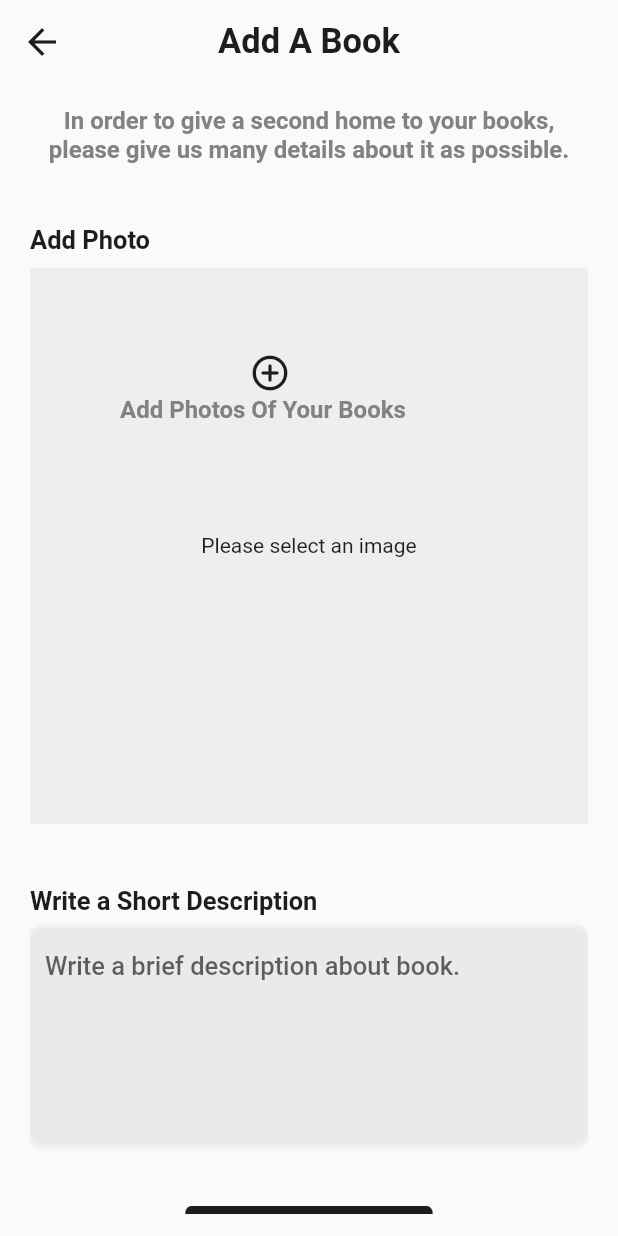
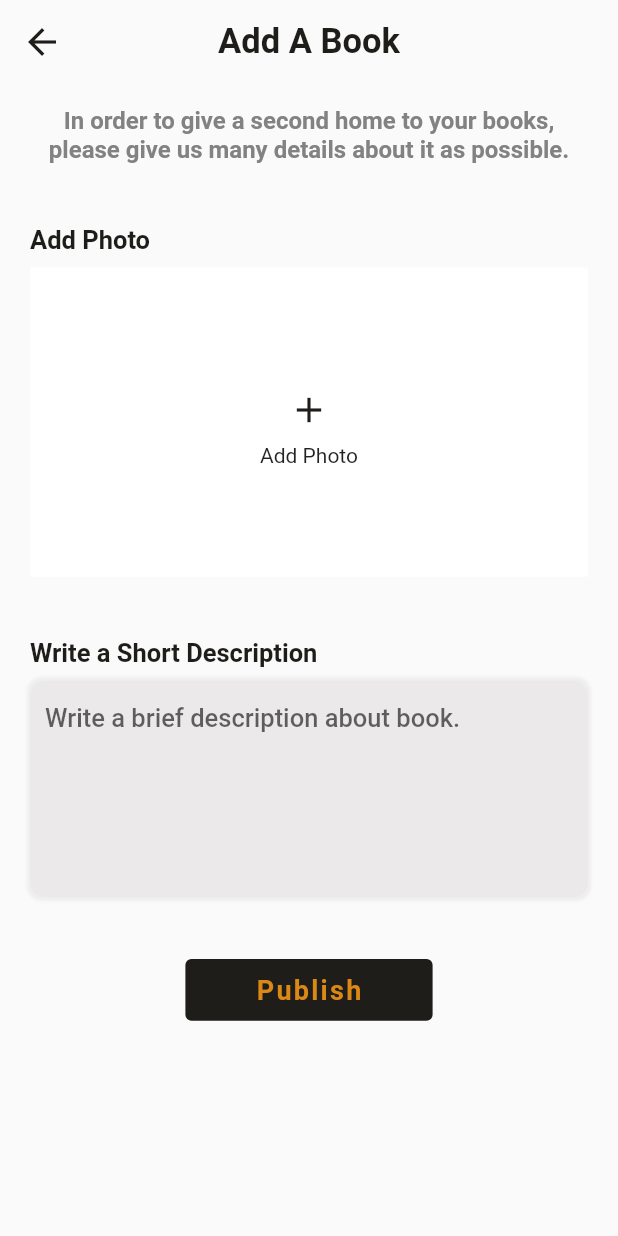
Before and after one commit to Nisa-fatima369/book_app, a Flutter app: the AddBook screen opened by its route, after a tap on "Add Information", after a tap on "Continue", on a phone screen of 412 x 824 dp. Run offline on Flutter 3.47's test engine with Material 2 defaults, Android fonts, the phone set to English and light mode, and no system bars; our stand-ins replace cloud_firestore, dropdown_button2, expandable, firebase_auth, firebase_core, firebase_storage and 9 more; accounts and stored records are empty.

Commit message:
books add done

```diff
--- a/lib/config/routes.dart
+++ b/lib/config/routes.dart
@@ -1,3 +1,4 @@
+import 'package:book_app/models/book_models.dart';
 import 'package:book_app/onboaring_screen/onboarding_screen.dart';
 import 'package:book_app/screens/category.dart';
 import 'package:book_app/screens/chat.dart';
@@ -50,23 +51,17 @@ class Routes {
       case search:
         return MaterialPageRoute<Search>(builder: (context) => const Search());
       case description:
-        return MaterialPageRoute<Description>(
-            builder: (context) => const Description());
+        return MaterialPageRoute<Description>(builder: (context) => const Description());
       case homeScreen:
-        return MaterialPageRoute<HomeScreen>(
-            builder: (context) => const HomeScreen());
+        return MaterialPageRoute<HomeScreen>(builder: (context) => const HomeScreen());
       case onboardingScreen:
-        return MaterialPageRoute<OnBoarding>(
-            builder: (context) => const OnBoarding());
+        return MaterialPageRoute<OnBoarding>(builder: (context) => const OnBoarding());
       case phoneScreen:
-        return MaterialPageRoute<PhoneScreen>(
-            builder: (context) => PhoneScreen());
+        return MaterialPageRoute<PhoneScreen>(builder: (context) => PhoneScreen());
       case recently:
-        return MaterialPageRoute<Recently>(
-            builder: (context) => const Recently());
+        return MaterialPageRoute<Recently>(builder: (context) => const Recently());
       case register:
-        return MaterialPageRoute<Register>(
-            builder: (context) =>  Register());
+        return MaterialPageRoute<Register>(builder: (context) => Register());
       case otp:
         return MaterialPageRoute<Otp>(
           builder: (context) => Otp(
@@ -76,34 +71,28 @@ class Routes {
       case chat:
         return MaterialPageRoute<Chat>(builder: (context) => const Chat());
       case profile:
-        return MaterialPageRoute<Profile>(
-            builder: (context) => const Profile());
+        return MaterialPageRoute<Profile>(builder: (context) => const Profile());
       case swap:
         return MaterialPageRoute<Swap>(builder: (context) => const Swap());
       case categorry:
-        return MaterialPageRoute<Categorry>(
-            builder: (context) => const Categorry());
+        return MaterialPageRoute<Categorry>(builder: (context) => const Categorry());
       case pageVieew:
-        return MaterialPageRoute<PageVieew>(
-            builder: (context) => const PageVieew());
+        return MaterialPageRoute<PageVieew>(builder: (context) => const PageVieew());
       case add:
-        return MaterialPageRoute<AddBook>(
-            builder: (context) => const AddBook());
+        return MaterialPageRoute<AddBook>(builder: (context) => const AddBook());
       case addBookCon:
         return MaterialPageRoute<AddBookContinue>(
-            builder: (context) => const AddBookContinue());
+            builder: (context) => AddBookContinue(
+                  book: settings.arguments as Book,
+                ));
       case messages:
-        return MaterialPageRoute<Messages>(
-            builder: (context) => const Messages());
+        return MaterialPageRoute<Messages>(builder: (context) => const Messages());
       case notification:
-        return MaterialPageRoute<Notifacation>(
-            builder: (context) => const Notifacation());
+        return MaterialPageRoute<Notifacation>(builder: (context) => const Notifacation());
       case setting:
-        return MaterialPageRoute<Settings>(
-            builder: (context) => const Settings());
+        return MaterialPageRoute<Settings>(builder: (context) => const Settings());
       case rateApp:
-        return MaterialPageRoute<RateApp>(
-            builder: (context) => const RateApp());
+        return MaterialPageRoute<RateApp>(builder: (context) => const RateApp());
       default:
         return MaterialPageRoute(
           builder: (context) => PhoneScreen(),
--- /dev/null
+++ b/lib/models/book_models.dart
@@ -0,0 +1,99 @@
+// ignore_for_file: public_member_api_docs, sort_constructors_first
+import 'dart:convert';
+
+class Book {
+  String? title;
+  String? author;
+  String? description;
+  String? imageUrl;
+  String? year;
+  String? purpose;
+  String? category;
+  Book({
+    this.title,
+    this.author,
+    this.description,
+    this.imageUrl,
+    this.year,
+    this.purpose,
+    this.category,
+  });
+
+  Book copyWith({
+    String? title,
+    String? author,
+    String? description,
+    String? imageUrl,
+    String? year,
+    String? purpose,
+    String? category,
+  }) {
+    return Book(
+      title: title ?? this.title,
+      author: author ?? this.author,
+      description: description ?? this.description,
+      imageUrl: imageUrl ?? this.imageUrl,
+      year: year ?? this.year,
+      purpose: purpose ?? this.purpose,
+      category: category ?? this.category,
+    );
+  }
+
+  Map<String, dynamic> toMap() {
+    return <String, dynamic>{
+      'title': title,
+      'author': author,
+      'description': description,
+      'imageUrl': imageUrl,
+      'year': year,
+      'purpose': purpose,
+      'category': category,
+    };
+  }
+
+  factory Book.fromMap(Map<String, dynamic> map) {
+    return Book(
+      title: map['title'] != null ? map['title'] as String : null,
+      author: map['author'] != null ? map['author'] as String : null,
+      description: map['description'] != null ? map['description'] as String : null,
+      imageUrl: map['imageUrl'] != null ? map['imageUrl'] as String : null,
+      year: map['year'] != null ? map['year'] as String : null,
+      purpose: map['purpose'] != null ? map['purpose'] as String : null,
+      category: map['category'] != null ? map['category'] as String : null,
+    );
+  }
+
+  String toJson() => json.encode(toMap());
+
+  factory Book.fromJson(String source) => Book.fromMap(json.decode(source) as Map<String, dynamic>);
+
+  @override
+  String toString() {
+    return 'Book(title: $title, author: $author, description: $description, imageUrl: $imageUrl, year: $year, purpose: $purpose, category: $category)';
+  }
+
+  @override
+  bool operator ==(covariant Book other) {
+    if (identical(this, other)) return true;
+
+    return
+      other.title == title &&
+      other.author == author &&
+      other.description == description &&
+      other.imageUrl == imageUrl &&
+      other.year == year &&
+      other.purpose == purpose &&
+      other.category == category;
+  }
+
+  @override
+  int get hashCode {
+    return title.hashCode ^
+      author.hashCode ^
+      description.hashCode ^
+      imageUrl.hashCode ^
+      year.hashCode ^
+      purpose.hashCode ^
+      category.hashCode;
+  }
+}
--- a/lib/screens/add_book.dart
+++ b/lib/screens/add_book.dart
@@ -1,5 +1,5 @@
 import 'package:book_app/config/routes.dart';
-import 'package:book_app/screens/category.dart';
+import 'package:book_app/models/book_models.dart';
 import 'package:book_app/theme/color.dart';
 import 'package:book_app/util/list_utils.dart';
 import 'package:book_app/widgets/constants.dart';
@@ -16,6 +16,9 @@ class AddBook extends StatefulWidget {
 }
 
 class _AddBookState extends State<AddBook> {
+
+
+
   @override
   Widget build(BuildContext context) {
     Size size = MediaQuery.of(context).size;
@@ -61,7 +64,9 @@ class Card1 extends StatefulWidget {
 }
 
 class _Card1State extends State<Card1> {
-  TextEditingController controller = TextEditingController();
+  TextEditingController controllerTitle = TextEditingController();
+  TextEditingController controllerAuthor = TextEditingController();
+  TextEditingController controllerYear = TextEditingController();
   String? categorry;
   String? purpose;
 
@@ -111,6 +116,8 @@ class _Card1State extends State<Card1> {
                         SizedBox(
                           height: size.height * 0.05,
                           child: TextFormField(
+                            controller: controllerTitle,
+
                             style: Theme.of(context).textTheme.labelLarge,
                             decoration: kWhiteTextField.copyWith(
                               hintText: 'Book title',
@@ -129,6 +136,7 @@ class _Card1State extends State<Card1> {
                         SizedBox(
                           height: size.height * 0.05,
                           child: TextFormField(
+                            controller: controllerAuthor,
                             style: Theme.of(context).textTheme.labelLarge,
                             decoration:
                                 kWhiteTextField.copyWith(hintText: 'Author'),
@@ -146,6 +154,7 @@ class _Card1State extends State<Card1> {
                         SizedBox(
                           height: size.height * 0.05,
                           child: TextFormField(
+                            controller: controllerYear,
                             style: Theme.of(context).textTheme.labelLarge,
                             decoration:
                                 kWhiteTextField.copyWith(hintText: 'Year'),
@@ -183,11 +192,11 @@ class _Card1State extends State<Card1> {
                             },
                             buttonStyleData: ButtonStyleData(
                               height: size.height * 0.05,
-                              padding: EdgeInsets.symmetric(
+                              padding: const EdgeInsets.symmetric(
                                   horizontal: 0, vertical: 0),
                               decoration: BoxDecoration(
                                   borderRadius: BorderRadius.circular(10),
-                                  boxShadow: [
+                                  boxShadow: const [
                                     BoxShadow(
                                       blurRadius: 1,
                                       spreadRadius: 1,
@@ -198,7 +207,7 @@ class _Card1State extends State<Card1> {
                             dropdownStyleData: DropdownStyleData(
                               decoration: BoxDecoration(
                                 borderRadius: BorderRadius.circular(10),
-                                boxShadow: [
+                                boxShadow: const [
                                   BoxShadow(
                                     blurRadius: 2,
                                     spreadRadius: 2,
@@ -245,11 +254,11 @@ class _Card1State extends State<Card1> {
                             },
                             buttonStyleData: ButtonStyleData(
                               height: size.height * 0.05,
-                              padding: EdgeInsets.symmetric(
+                              padding: const EdgeInsets.symmetric(
                                   horizontal: 0, vertical: 0),
                               decoration: BoxDecoration(
                                   borderRadius: BorderRadius.circular(10),
-                                  boxShadow: [
+                                  boxShadow: const [
                                     BoxShadow(
                                       blurRadius: 1,
                                       spreadRadius: 1,
@@ -260,7 +269,7 @@ class _Card1State extends State<Card1> {
                             dropdownStyleData: DropdownStyleData(
                               decoration: BoxDecoration(
                                 borderRadius: BorderRadius.circular(10),
-                                boxShadow: [
+                                boxShadow: const [
                                   BoxShadow(
                                     blurRadius: 2,
                                     spreadRadius: 2,
@@ -283,7 +292,15 @@ class _Card1State extends State<Card1> {
                             width: size.width * 0.4,
                             child: TextButton(
                               onPressed: () {
-                                Navigator.pushNamed(context, Routes.addBookCon);
+                                Navigator.pushNamed(context, Routes.addBookCon,arguments: Book(
+                                  title: controllerTitle.text,
+                                  author: controllerAuthor.text,
+                                  year: controllerYear.text,
+                                  category: categorry,
+                                  purpose: purpose,
+
+
+                                  ));
                               },
                               child: Text(
                                 'Continue',
--- a/lib/screens/add_book_two.dart
+++ b/lib/screens/add_book_two.dart
@@ -2,32 +2,34 @@ import 'dart:io';
 
 import 'package:book_app/theme/color.dart';
 import 'package:book_app/widgets/constants.dart';
+import 'package:cloud_firestore/cloud_firestore.dart';
+import 'package:firebase_core/firebase_core.dart';
+import 'package:firebase_storage/firebase_storage.dart';
 import 'package:flutter/material.dart';
 import 'package:image_picker/image_picker.dart';
 
+import '../models/book_models.dart';
+
 class AddBookContinue extends StatefulWidget {
-  const AddBookContinue({super.key});
+  final Book book;
+  const AddBookContinue({Key? key, required this.book}) : super(key: key);
 
   @override
   State<AddBookContinue> createState() => _AddBookContinueState();
 }
 
 class _AddBookContinueState extends State<AddBookContinue> {
+  TextEditingController descritionController = TextEditingController();
   File? image;
-  void selectImage() async {
-    image = await pickImage(context);
-    // setState(() {});
-  }
 
   Future<File?> pickImage(BuildContext context) async {
-    File? image;
-    final pickedImage =
-        await ImagePicker().pickImage(source: ImageSource.camera);
+    final pickedImage = await ImagePicker().pickImage(source: ImageSource.camera);
     if (pickedImage != null) {
       setState(() {
         image = File(pickedImage.path);
       });
     }
+    return null;
   }
 
   @override
@@ -67,37 +69,32 @@ class _AddBookContinueState extends State<AddBookContinue> {
                     ),
               ),
               SizedBox(height: size.height * 0.01),
-              Stack(
-                children: [
-                  InkWell(
-                      onTap: () {
-                        selectImage();
-                      },
-                      child: Container(
-                        alignment: Alignment.center,
-                        width: double.infinity,
-                        height: size.height * 0.45,
-                        color: Colors.grey[200],
-                        child: image != null
-                            ? Image.file(image!, fit: BoxFit.cover)
-                            : const Text('Please select an image'),
-                      )),
-                  const Positioned(
-                    top: 50,
-                    left: 140,
-                    height: 40,
-                    width: 40,
-                    child: Icon(Icons.add_circle_outline_rounded),
-                  ),
-                  Positioned(
-                    top: 85,
-                    left: 60,
-                    child: Text(
-                      'Add Photos Of Your Books',
-                      style: Theme.of(context).textTheme.titleMedium,
-                    ),
-                  ),
-                ],
+              Container(
+                color: AppColors.secondary,
+                height: size.width * 0.5,
+                width: size.width,
+                child: image != null
+                    ? Image.file(
+                        image!,
+                        fit: BoxFit.contain,
+                      )
+                    : InkWell(
+                        onTap: () => pickImage(context),
+                        child: const Column(
+                          mainAxisAlignment: MainAxisAlignment.center,
+                          crossAxisAlignment: CrossAxisAlignment.stretch,
+                          children: [
+                            Padding(
+                              padding: EdgeInsets.all(8.0),
+                              child: Icon(Icons.add),
+                            ),
+                            Text(
+                              'Add Photo',
+                              textAlign: TextAlign.center,
+                            )
+                          ],
+                        ),
+                      ),
               ),
               SizedBox(height: size.height * 0.05),
               Text(
@@ -113,17 +110,12 @@ class _AddBookContinueState extends State<AddBookContinue> {
                   color: AppColors.secondary,
                   borderRadius: BorderRadius.circular(10),
                   boxShadow: [
-                    BoxShadow(
-                        color: Colors.grey.shade200,
-                        blurRadius: 1,
-                        spreadRadius: 2),
+                    BoxShadow(color: Colors.grey.shade200, blurRadius: 1, spreadRadius: 2),
                   ],
                 ),
                 child: TextField(
-                  style: Theme.of(context)
-                      .textTheme
-                      .labelLarge!
-                      .copyWith(fontWeight: FontWeight.w500),
+                  controller: descritionController,
+                  style: Theme.of(context).textTheme.labelLarge!.copyWith(fontWeight: FontWeight.w500),
                   maxLines: null,
                   maxLength: null,
                   expands: true,
@@ -132,8 +124,7 @@ class _AddBookContinueState extends State<AddBookContinue> {
                   decoration: kGreyTextField.copyWith(
                     hintMaxLines: null,
                     isCollapsed: true,
-                    contentPadding: const EdgeInsets.symmetric(
-                        horizontal: 10, vertical: 15),
+                    contentPadding: const EdgeInsets.symmetric(horizontal: 10, vertical: 15),
                     hintText: 'Write a brief description about book.',
                   ),
                 ),
@@ -145,7 +136,19 @@ class _AddBookContinueState extends State<AddBookContinue> {
                   height: size.height * 0.05,
                   width: size.width * 0.4,
                   child: TextButton(
-                    onPressed: () {},
+                    onPressed: () async {
+                      UploadTask uploadTask = FirebaseStorage.instance.ref().child('books/${widget.book.title}').putFile(image!);
+                      uploadTask.snapshotEvents.listen((event) {
+                        if (event.state == TaskState.success) {
+                          event.ref.getDownloadURL().then((url) async {
+                            await FirebaseFirestore.instance
+                                .collection('books')
+                                .doc()
+                                .set(widget.book.copyWith(description: descritionController.text, imageUrl: url).toMap());
+                          });
+                        }
+                      });
+                    },
                     child: Text(
                       'Publish',
                       style: Theme.of(context).textTheme.labelSmall,
```
Also changed, not shown: lib/screens/recently.dart (+2 -50 lines), lib/widgets/book_title.dart (+24 -3 lines), pubspec.lock.
